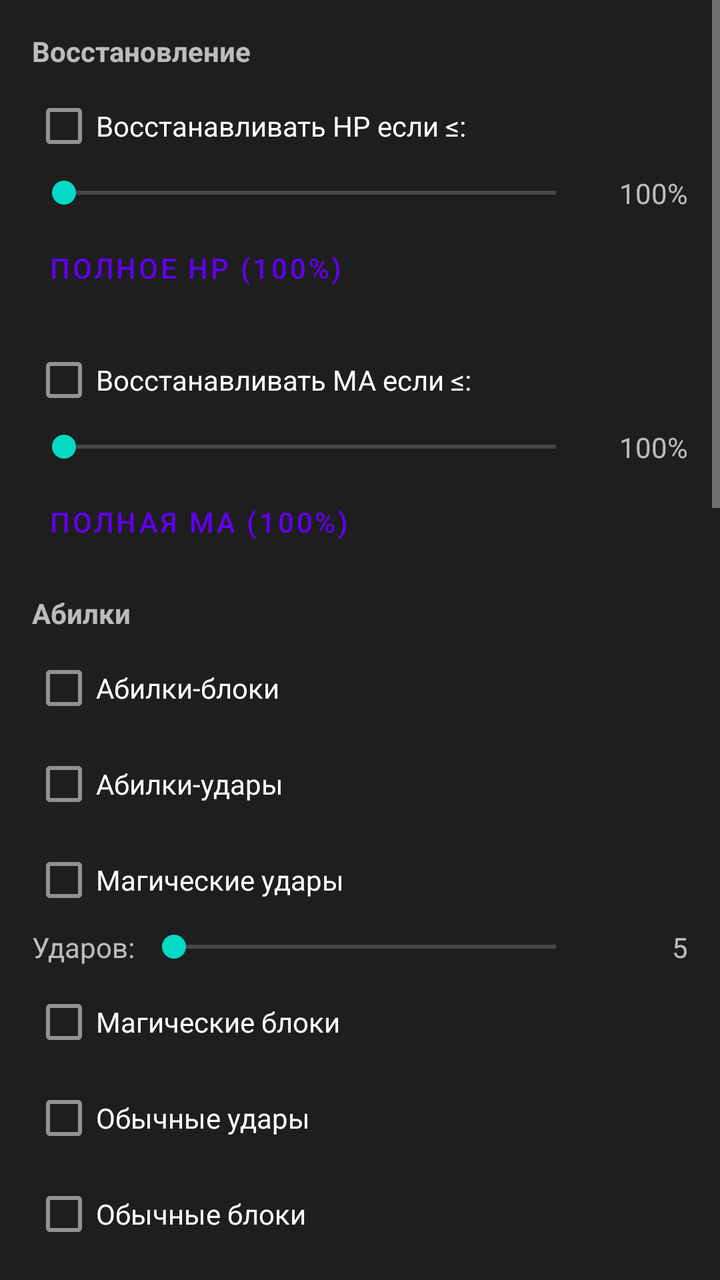
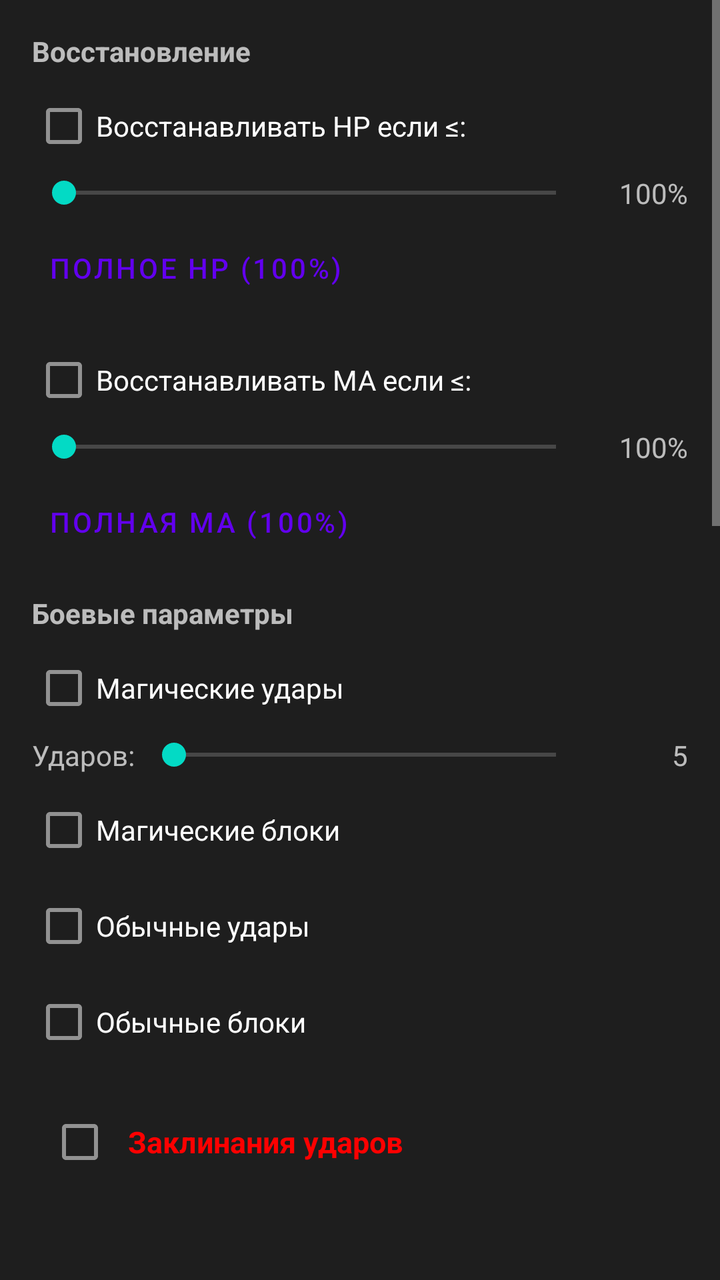

Before-and-after screenshots of an Android layout around one commit, followed by the original layout XML and the change that was made.
<!-- AndroidManifest.xml: application theme Theme.ABClient -->
<!-- res/layout/tab_autoboi_rotation.xml -->
<?xml version="1.0" encoding="utf-8"?>
<ScrollView xmlns:android="http://schemas.android.com/apk/res/android"
    android:layout_width="match_parent"
    android:layout_height="match_parent"
    android:background="@color/ab_autoboi_bg"
    android:theme="@style/ThemeOverlay.MaterialComponents.Dark">

    <LinearLayout
        android:layout_width="match_parent"
        android:layout_height="wrap_content"
        android:orientation="vertical"
        android:padding="16dp">

        
        <TextView
            android:layout_width="match_parent"
            android:layout_height="wrap_content"
            android:text="Восстановление"
            android:textStyle="bold"
            android:layout_marginBottom="4dp" />

        <CheckBox
            android:id="@+id/checkDoRestoreHp"
            android:layout_width="match_parent"
            android:layout_height="wrap_content"
            android:text="Восстанавливать HP если ≤:" />

        <LinearLayout
            android:layout_width="match_parent"
            android:layout_height="wrap_content"
            android:orientation="horizontal"
            android:gravity="center_vertical"
            android:layout_marginBottom="4dp">

            <SeekBar
                android:id="@+id/seekRestoreHp"
                android:layout_width="0dp"
                android:layout_height="wrap_content"
                android:layout_weight="1"
                android:max="100" />

            <TextView
                android:id="@+id/tvRestoreHp"
                android:layout_width="50dp"
                android:layout_height="wrap_content"
                android:gravity="end"
                android:text="100%" />

        </LinearLayout>

        <Button
            android:id="@+id/btnFullHp"
            android:layout_width="wrap_content"
            android:layout_height="wrap_content"
            android:text="Полное HP (100%)"
            style="@style/Widget.MaterialComponents.Button.TextButton"
            android:layout_marginBottom="8dp" />

        <CheckBox
            android:id="@+id/checkDoRestoreMa"
            android:layout_width="match_parent"
            android:layout_height="wrap_content"
            android:text="Восстанавливать MA если ≤:" />

        <LinearLayout
            android:layout_width="match_parent"
            android:layout_height="wrap_content"
            android:orientation="horizontal"
            android:gravity="center_vertical"
            android:layout_marginBottom="4dp">

            <SeekBar
                android:id="@+id/seekRestoreMa"
                android:layout_width="0dp"
                android:layout_height="wrap_content"
                android:layout_weight="1"
                android:max="100" />

            <TextView
                android:id="@+id/tvRestoreMa"
                android:layout_width="50dp"
                android:layout_height="wrap_content"
                android:gravity="end"
                android:text="100%" />

        </LinearLayout>

        <Button
            android:id="@+id/btnFullMa"
            android:layout_width="wrap_content"
            android:layout_height="wrap_content"
            android:text="Полная MA (100%)"
            style="@style/Widget.MaterialComponents.Button.TextButton"
            android:layout_marginBottom="12dp" />

        
        <TextView
            android:layout_width="match_parent"
            android:layout_height="wrap_content"
            android:text="Абилки"
            android:textStyle="bold"
            android:layout_marginBottom="4dp" />

        <CheckBox
            android:id="@+id/checkDoAbilBlocks"
            android:layout_width="match_parent"
            android:layout_height="wrap_content"
            android:text="Абилки-блоки" />

        <CheckBox
            android:id="@+id/checkDoAbilHits"
            android:layout_width="match_parent"
            android:layout_height="wrap_content"
            android:text="Абилки-удары" />

        <CheckBox
            android:id="@+id/checkDoMagHits"
            android:layout_width="match_parent"
            android:layout_height="wrap_content"
            android:text="Магические удары" />

        <LinearLayout
            android:layout_width="match_parent"
            android:layout_height="wrap_content"
            android:orientation="horizontal"
            android:gravity="center_vertical"
            android:layout_marginBottom="4dp">

            <TextView
                android:layout_width="wrap_content"
                android:layout_height="wrap_content"
                android:text="Ударов: " />

            <SeekBar
                android:id="@+id/seekMagHits"
                android:layout_width="0dp"
                android:layout_height="wrap_content"
                android:layout_weight="1"
                android:max="1000" />

            <TextView
                android:id="@+id/tvMagHits"
                android:layout_width="50dp"
                android:layout_height="wrap_content"
                android:gravity="end"
                android:text="5" />

        </LinearLayout>

        <CheckBox
            android:id="@+id/checkDoMagBlocks"
            android:layout_width="match_parent"
            android:layout_height="wrap_content"
            android:text="Магические блоки" />

        <CheckBox
            android:id="@+id/checkDoHits"
            android:layout_width="match_parent"
            android:layout_height="wrap_content"
            android:text="Обычные удары" />

        <CheckBox
            android:id="@+id/checkDoBlocks"
            android:layout_width="match_parent"
            android:layout_height="wrap_content"
            android:text="Обычные блоки" />

        <CheckBox
            android:id="@+id/checkDoMiscAbils"
            android:layout_width="match_parent"
            android:layout_height="wrap_content"
            android:text="Прочие абилки"
            android:layout_marginBottom="12dp" />

        
        <TextView
            android:layout_width="match_parent"
            android:layout_height="wrap_content"
            android:text="Заклинания ударов:"
            android:textStyle="bold"
            android:layout_marginBottom="4dp" />

        <androidx.recyclerview.widget.RecyclerView
            android:id="@+id/listSpellsHits"
            android:layout_width="match_parent"
            android:layout_height="150dp"
            android:layout_marginBottom="8dp" />

        
        <TextView
            android:layout_width="match_parent"
            android:layout_height="wrap_content"
            android:text="Заклинания блоков:"
            android:textStyle="bold"
            android:layout_marginBottom="4dp" />

        <androidx.recyclerview.widget.RecyclerView
            android:id="@+id/listSpellsBlocks"
            android:layout_width="match_parent"
            android:layout_height="150dp"
            android:layout_marginBottom="8dp" />

        
        <TextView
            android:layout_width="match_parent"
            android:layout_height="wrap_content"
            android:text="Заклинания восст. HP:"
            android:textStyle="bold"
            android:layout_marginBottom="4dp" />

        <androidx.recyclerview.widget.RecyclerView
            android:id="@+id/listSpellsRestoreHp"
            android:layout_width="match_parent"
            android:layout_height="150dp"
            android:layout_marginBottom="8dp" />

        
        <TextView
            android:layout_width="match_parent"
            android:layout_height="wrap_content"
            android:text="Заклинания восст. MA:"
            android:textStyle="bold"
            android:layout_marginBottom="4dp" />

        <androidx.recyclerview.widget.RecyclerView
            android:id="@+id/listSpellsRestoreMa"
            android:layout_width="match_parent"
            android:layout_height="150dp"
            android:layout_marginBottom="8dp" />

        
        <TextView
            android:layout_width="match_parent"
            android:layout_height="wrap_content"
            android:text="Прочие заклинания:"
            android:textStyle="bold"
            android:layout_marginBottom="4dp" />

        <androidx.recyclerview.widget.RecyclerView
            android:id="@+id/listSpellsMisc"
            android:layout_width="match_parent"
            android:layout_height="150dp"
            android:layout_marginBottom="8dp" />

    </LinearLayout>

</ScrollView>
<!-- resources referenced by this layout -->
<resources>
  <color name="ab_autoboi_bg">#1E1E1E</color>
  <style name="Theme.ABClient" parent="Theme.MaterialComponents.DayNight.DarkActionBar">
          
          <item name="colorPrimary">@color/purple_500</item>
          <item name="colorPrimaryVariant">@color/purple_700</item>
          <item name="colorOnPrimary">@color/white</item>
          
          <item name="colorSecondary">@color/teal_200</item>
          <item name="colorSecondaryVariant">@color/teal_700</item>
          <item name="colorOnSecondary">@color/black</item>
          
          <item name="android:statusBarColor" tools:targetApi="l">?attr/colorPrimaryVariant</item>
          
      </style>
  <color name="purple_500">#FF6200EE</color>
  <color name="purple_700">#FF3700B3</color>
  <color name="white">#FFFFFFFF</color>
  <color name="teal_200">#FF03DAC5</color>
  <color name="teal_700">#FF018786</color>
  <color name="black">#FF000000</color>
</resources>

<!-- the commit's change to res/layout/tab_autoboi_rotation.xml (unified diff, before → after) -->
@@ -45,15 +45,14 @@
                 android:layout_height="wrap_content"
                 android:gravity="end"
                 android:text="100%" />
-
         </LinearLayout>
 
         <Button
             android:id="@+id/btnFullHp"
+            style="@style/Widget.MaterialComponents.Button.TextButton"
             android:layout_width="wrap_content"
             android:layout_height="wrap_content"
             android:text="Полное HP (100%)"
-            style="@style/Widget.MaterialComponents.Button.TextButton"
             android:layout_marginBottom="8dp" />
 
         <CheckBox
@@ -82,36 +81,23 @@
                 android:layout_height="wrap_content"
                 android:gravity="end"
                 android:text="100%" />
-
         </LinearLayout>
 
         <Button
             android:id="@+id/btnFullMa"
+            style="@style/Widget.MaterialComponents.Button.TextButton"
             android:layout_width="wrap_content"
             android:layout_height="wrap_content"
             android:text="Полная MA (100%)"
-            style="@style/Widget.MaterialComponents.Button.TextButton"
             android:layout_marginBottom="12dp" />
 
         
         <TextView
             android:layout_width="match_parent"
             android:layout_height="wrap_content"
-            android:text="Абилки"
-            android:textStyle="bold"
-            android:layout_marginBottom="4dp" />
-
-        <CheckBox
-            android:id="@+id/checkDoAbilBlocks"
-            android:layout_width="match_parent"
-            android:layout_height="wrap_content"
-            android:text="Абилки-блоки" />
-
-        <CheckBox
-            android:id="@+id/checkDoAbilHits"
-            android:layout_width="match_parent"
-            android:layout_height="wrap_content"
-            android:text="Абилки-удары" />
+            android:text="Боевые параметры"
+            android:textStyle="bold"
+            android:layout_marginBottom="4dp" />
 
         <CheckBox
             android:id="@+id/checkDoMagHits"
@@ -144,7 +130,6 @@
                 android:layout_height="wrap_content"
                 android:gravity="end"
                 android:text="5" />
-
         </LinearLayout>
 
         <CheckBox
@@ -163,22 +148,32 @@
             android:id="@+id/checkDoBlocks"
             android:layout_width="match_parent"
             android:layout_height="wrap_content"
-            android:text="Обычные блоки" />
-
-        <CheckBox
-            android:id="@+id/checkDoMiscAbils"
-            android:layout_width="match_parent"
-            android:layout_height="wrap_content"
-            android:text="Прочие абилки"
+            android:text="Обычные блоки"
             android:layout_marginBottom="12dp" />
 
         
-        <TextView
-            android:layout_width="match_parent"
-            android:layout_height="wrap_content"
-            android:text="Заклинания ударов:"
-            android:textStyle="bold"
-            android:layout_marginBottom="4dp" />
+        <LinearLayout
+            android:layout_width="match_parent"
+            android:layout_height="wrap_content"
+            android:orientation="horizontal"
+            android:gravity="center_vertical"
+            android:layout_marginBottom="4dp">
+
+            <CheckBox
+                android:id="@+id/checkDoAbilHits"
+                android:layout_width="wrap_content"
+                android:layout_height="wrap_content"
+                android:text="" />
+
+            <TextView
+                android:layout_width="0dp"
+                android:layout_height="wrap_content"
+                android:layout_weight="1"
+                android:text="Заклинания ударов"
+                android:textStyle="bold"
+                android:textSize="15sp"
+                android:textColor="@color/red" />
+        </LinearLayout>
 
         <androidx.recyclerview.widget.RecyclerView
             android:id="@+id/listSpellsHits"
@@ -187,12 +182,28 @@
             android:layout_marginBottom="8dp" />
 
         
-        <TextView
-            android:layout_width="match_parent"
-            android:layout_height="wrap_content"
-            android:text="Заклинания блоков:"
-            android:textStyle="bold"
-            android:layout_marginBottom="4dp" />
+        <LinearLayout
+            android:layout_width="match_parent"
+            android:layout_height="wrap_content"
+            android:orientation="horizontal"
+            android:gravity="center_vertical"
+            android:layout_marginBottom="4dp">
+
+            <CheckBox
+                android:id="@+id/checkDoAbilBlocks"
+                android:layout_width="wrap_content"
+                android:layout_height="wrap_content"
+                android:text="" />
+
+            <TextView
+                android:layout_width="0dp"
+                android:layout_height="wrap_content"
+                android:layout_weight="1"
+                android:text="Заклинания блоков"
+                android:textStyle="bold"
+                android:textSize="15sp"
+                android:textColor="@color/red" />
+        </LinearLayout>
 
         <androidx.recyclerview.widget.RecyclerView
             android:id="@+id/listSpellsBlocks"
@@ -201,11 +212,43 @@
             android:layout_marginBottom="8dp" />
 
         
-        <TextView
-            android:layout_width="match_parent"
-            android:layout_height="wrap_content"
-            android:text="Заклинания восст. HP:"
-            android:textStyle="bold"
+        <LinearLayout
+            android:layout_width="match_parent"
+            android:layout_height="wrap_content"
+            android:orientation="horizontal"
+            android:gravity="center_vertical"
+            android:layout_marginBottom="4dp">
+
+            <CheckBox
+                android:id="@+id/checkDoMiscAbils"
+                android:layout_width="wrap_content"
+                android:layout_height="wrap_content"
+                android:text="" />
+
+            <TextView
+                android:layout_width="0dp"
+                android:layout_height="wrap_content"
+                android:layout_weight="1"
+                android:text="Прочие заклинания"
+                android:textStyle="bold"
+                android:textSize="15sp"
+                android:textColor="@color/red" />
+        </LinearLayout>
+
+        <androidx.recyclerview.widget.RecyclerView
+            android:id="@+id/listSpellsMisc"
+            android:layout_width="match_parent"
+            android:layout_height="150dp"
+            android:layout_marginBottom="8dp" />
+
+        
+        <TextView
+            android:layout_width="match_parent"
+            android:layout_height="wrap_content"
+            android:text="Заклинания восст. HP"
+            android:textStyle="bold"
+            android:textSize="15sp"
+            android:textColor="@color/red"
             android:layout_marginBottom="4dp" />
 
         <androidx.recyclerview.widget.RecyclerView
@@ -218,8 +261,10 @@
         <TextView
             android:layout_width="match_parent"
             android:layout_height="wrap_content"
-            android:text="Заклинания восст. MA:"
-            android:textStyle="bold"
+            android:text="Заклинания восст. MA"
+            android:textStyle="bold"
+            android:textSize="15sp"
+            android:textColor="@color/red"
             android:layout_marginBottom="4dp" />
 
         <androidx.recyclerview.widget.RecyclerView
@@ -228,20 +273,6 @@
             android:layout_height="150dp"
             android:layout_marginBottom="8dp" />
 
-        
-        <TextView
-            android:layout_width="match_parent"
-            android:layout_height="wrap_content"
-            android:text="Прочие заклинания:"
-            android:textStyle="bold"
-            android:layout_marginBottom="4dp" />
-
-        <androidx.recyclerview.widget.RecyclerView
-            android:id="@+id/listSpellsMisc"
-            android:layout_width="match_parent"
-            android:layout_height="150dp"
-            android:layout_marginBottom="8dp" />
-
     </LinearLayout>
 
 </ScrollView>
<!-- resource entries referenced after the edit -->
@@ -1,6 +1,7 @@
 <!-- resources referenced by this layout -->
 <resources>
   <color name="ab_autoboi_bg">#1E1E1E</color>
+  <color name="red">#FF0000</color>
   <style name="Theme.ABClient" parent="Theme.MaterialComponents.DayNight.DarkActionBar">
           
           <item name="colorPrimary">@color/purple_500</item>
